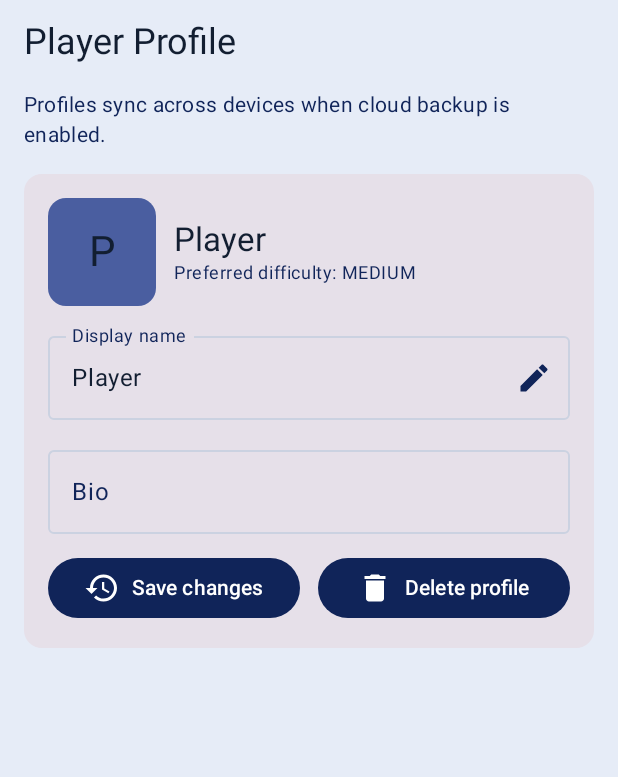
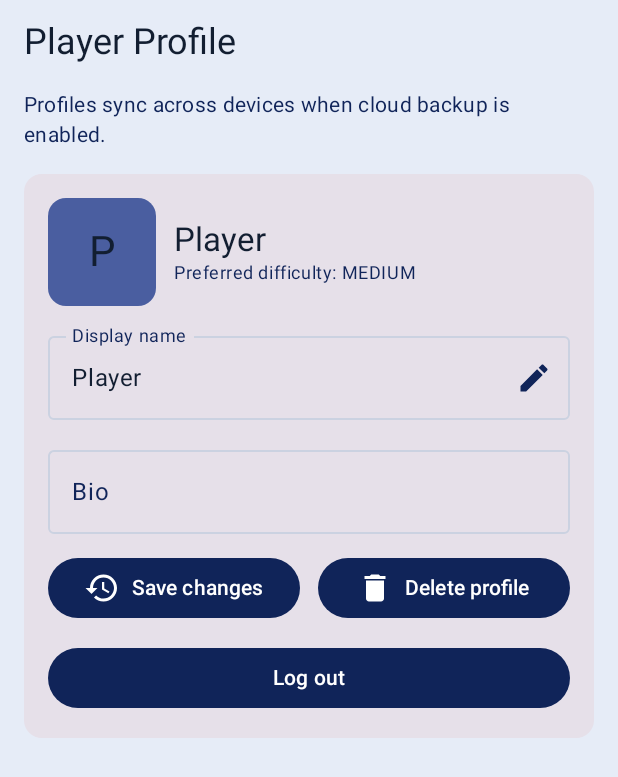
Before and after one commit to CHemmestad/CPRE388_Project2, an Android app built with Jetpack Compose: the composable ProfileScreen shown on its own in the app's theme, on a phone screen of 412 x 824 dp. Shown: the top 777 px of the screen. Run offline under Robolectric (Android 15) with nearby library versions, the phone set to English and light mode, and no system bars.

Commit message:
logout button

```diff
--- a/app/src/main/java/com/example/project2/ui/MindMatchApp.kt
+++ b/app/src/main/java/com/example/project2/ui/MindMatchApp.kt
@@ -191,7 +191,8 @@ fun MindMatchApp(
                 }
                 composable(MindMatchDestination.Profile.route) {
                     ProfileScreen(
-                        profile = viewModel.profile
+                        profile = viewModel.profile,
+                        onLogout = { isAuthenticated = false }
                     )
                 }
                 composable(
--- a/app/src/main/java/com/example/project2/ui/screens/ProfileScreen.kt
+++ b/app/src/main/java/com/example/project2/ui/screens/ProfileScreen.kt
@@ -34,7 +34,8 @@ import com.example.project2.data.PlayerProfile
 @Composable
 fun ProfileScreen(
     profile: PlayerProfile,
-    modifier: Modifier = Modifier
+    modifier: Modifier = Modifier,
+    onLogout: () -> Unit = {}
 ) {
     var displayName by remember(profile.id) { mutableStateOf(profile.displayName) }
     var bio by remember(profile.id) { mutableStateOf(profile.bio) }
@@ -113,6 +114,7 @@ fun ProfileScreen(
                     modifier = Modifier.fillMaxWidth()
                 )
 
+                Column(verticalArrangement = Arrangement.spacedBy(12.dp)) {
                     Row(
                         modifier = Modifier.fillMaxWidth(),
                         horizontalArrangement = Arrangement.spacedBy(12.dp)
@@ -134,7 +136,14 @@ fun ProfileScreen(
                             Text("Delete profile")
                         }
                     }
+                    Button(
+                        modifier = Modifier.fillMaxWidth(),
+                        onClick = onLogout
+                    ) {
+                        Text("Log out")
                     }
                 }
             }
         }
+    }
+}
```
Lines whose indentation alone changed are shown as unchanged.
